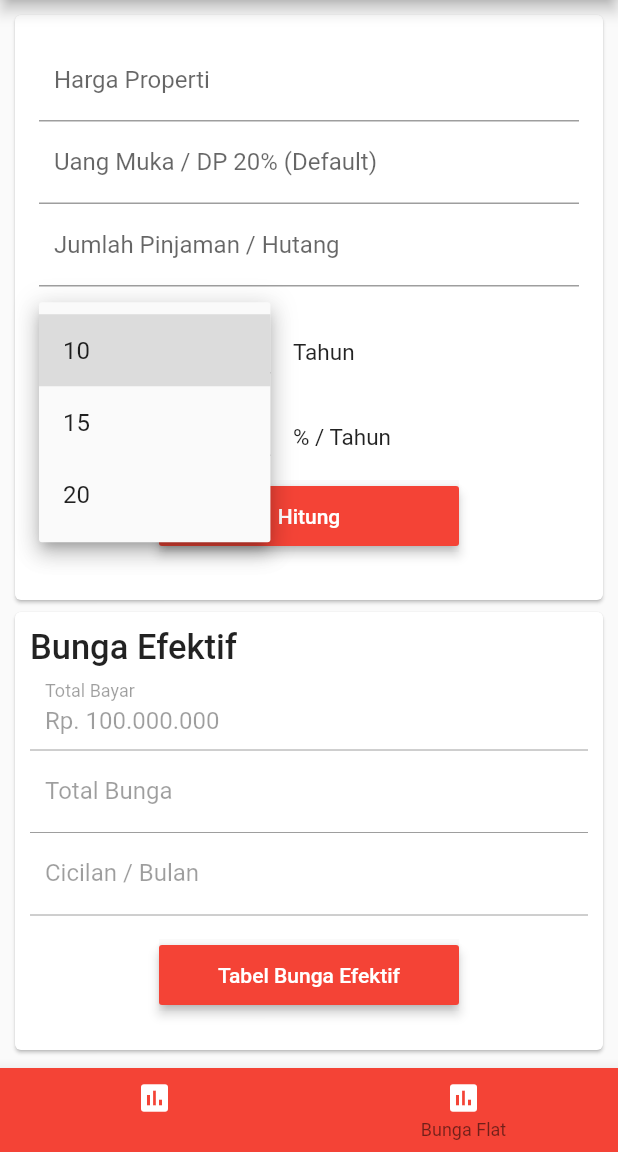
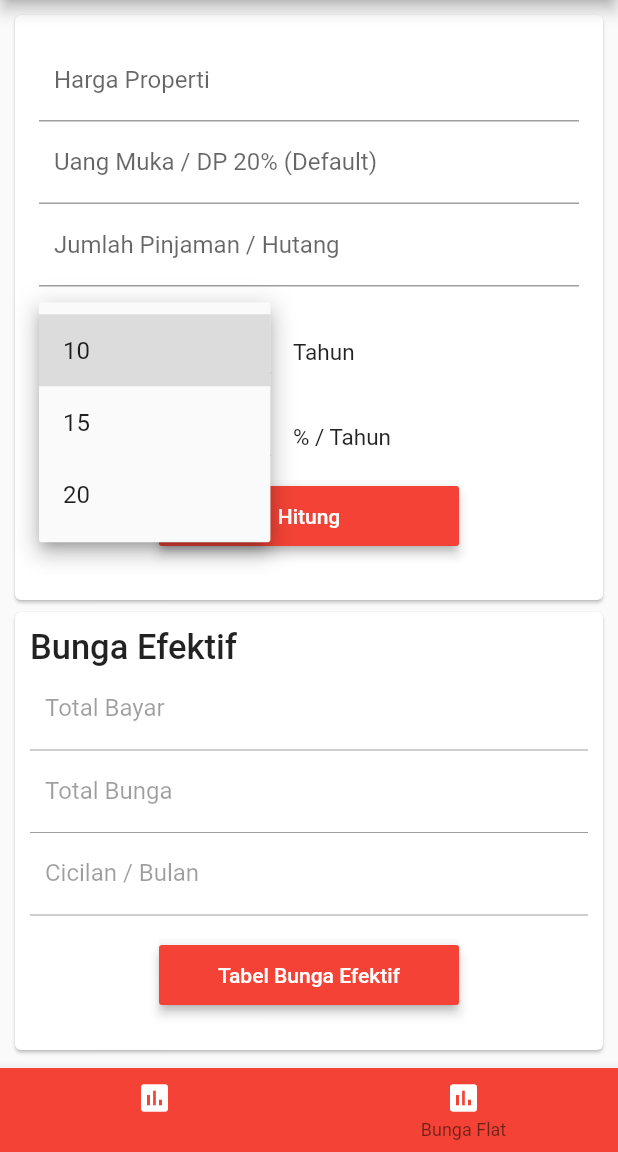
Before and after one commit to rcdevgames/kpr, a Flutter app: the screen it shows after launch, after a tap on the "arrow drop down" icon, on a phone screen of 412 x 824 dp, the part 84-1236 px from its top. Run offline on Flutter 3.47's test engine with Material 2 defaults, Android fonts, the phone set to English and light mode, and no system bars; our stand-ins replace flutter_masked_text.

Commit message:
update bug

```diff
--- a/lib/pages/efektif.dart
+++ b/lib/pages/efektif.dart
@@ -1,4 +1,5 @@
 import 'package:flutter/material.dart';
+import 'package:flutter/services.dart';
 import 'package:flutter_masked_text/flutter_masked_text.dart';
 import 'package:kpr/pages/table.dart';
 import 'package:kpr/util/validator.dart';
@@ -30,15 +31,25 @@ class _EfektifState extends State<Efektif> with ValidationMixin{
 
   bool errorTenor = false;
 
+
   @override
-  void initState() {
-    // TODO: implement initState
+  void initState(){
     super.initState();
-    _totalBayarCtrl.updateText('100000000');
+
+    SystemChrome.setPreferredOrientations([
+        DeviceOrientation.portraitUp
+    ]);
   }
 
-  Future<bool> validateComboBox() {
-
+  @override
+  dispose(){
+    super.dispose();
+    SystemChrome.setPreferredOrientations([
+      DeviceOrientation.landscapeRight,
+      DeviceOrientation.landscapeLeft,
+      DeviceOrientation.portraitUp,
+      DeviceOrientation.portraitDown,
+    ]);
   }
 
   void _hitungCicilan() {
@@ -58,7 +69,7 @@ class _EfektifState extends State<Efektif> with ValidationMixin{
   void _openTable() {
     Navigator.of(context).push(
       MaterialPageRoute(
-        builder: (BuildContext context) => Tables()
+        builder: (BuildContext context) => Tables('efektif')
       )
     );
   }
--- a/lib/pages/flat.dart
+++ b/lib/pages/flat.dart
@@ -1,4 +1,5 @@
 import 'package:flutter/material.dart';
+import 'package:flutter/services.dart';
 import 'package:flutter_masked_text/flutter_masked_text.dart';
 import 'package:kpr/pages/table.dart';
 import 'package:kpr/util/validator.dart';
@@ -31,14 +32,23 @@ class _FlatState extends State<Flat> with ValidationMixin{
   bool errorTenor = false;
 
   @override
-  void initState() {
-    // TODO: implement initState
+  void initState(){
     super.initState();
-    _totalBayarCtrl.updateText('100000000');
+
+    SystemChrome.setPreferredOrientations([
+        DeviceOrientation.portraitUp
+    ]);
   }
 
-  Future<bool> validateComboBox() {
-
+  @override
+  dispose(){
+    super.dispose();
+    SystemChrome.setPreferredOrientations([
+      DeviceOrientation.landscapeRight,
+      DeviceOrientation.landscapeLeft,
+      DeviceOrientation.portraitUp,
+      DeviceOrientation.portraitDown,
+    ]);
   }
 
   void _hitungCicilan() {
@@ -58,7 +68,7 @@ class _FlatState extends State<Flat> with ValidationMixin{
   void _openTable() {
     Navigator.of(context).push(
       MaterialPageRoute(
-        builder: (BuildContext context) => Tables()
+        builder: (BuildContext context) => Tables('flat')
       )
     );
   }
--- a/lib/pages/table.dart
+++ b/lib/pages/table.dart
@@ -3,7 +3,7 @@ import 'package:flutter/services.dart';
 
 class Tables extends StatefulWidget {
   String type;
-
+  Tables(this.type);
 
   @override
   _TablesState createState() => _TablesState();
```
